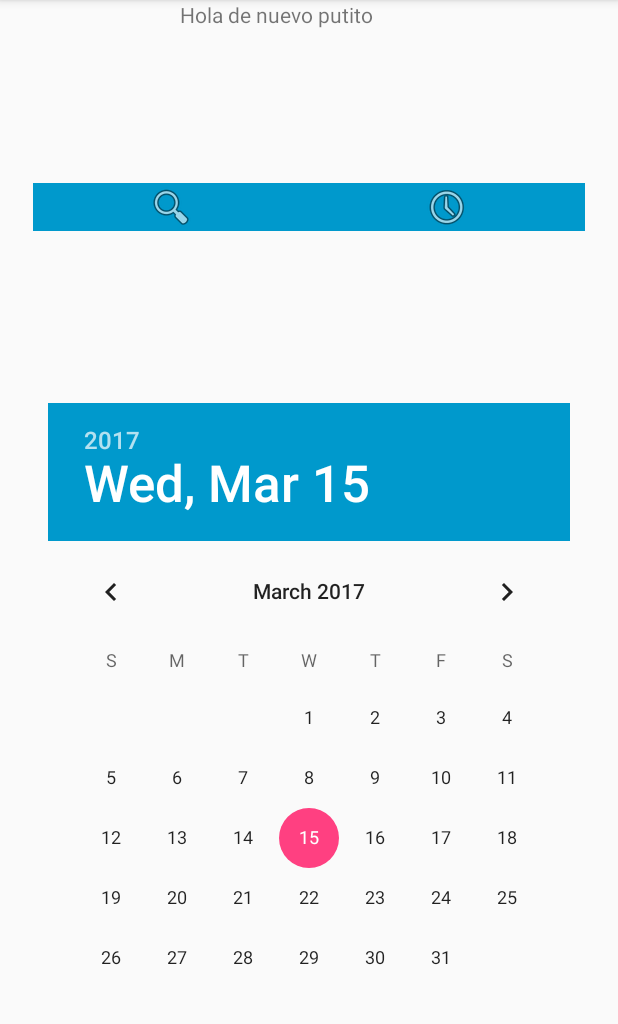
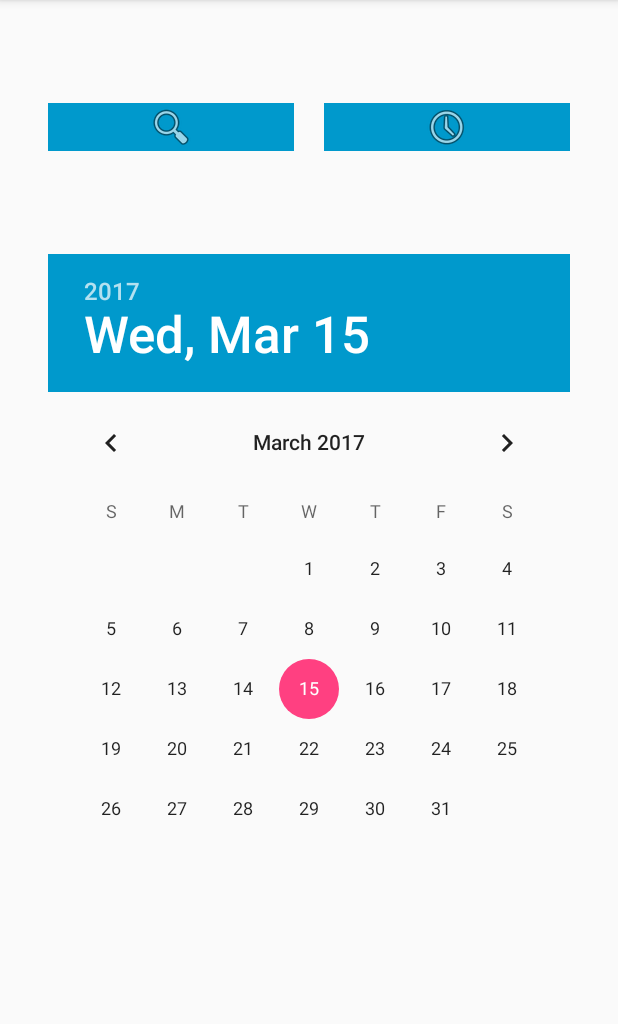
Before and after one commit to Colima-97/Recordatorios_App, an Android app: the screen it shows after launch (MainActivity), on a phone screen of 412 x 824 dp, the part 84-1108 px from its top. Run offline under Robolectric (Android 15) with nearby library versions, the phone set to English and light mode, and no system bars.

Commit message:
Separe los ImageBottons entre si

```diff
--- a/app/src/main/java/cry/who/boy/tec/brandon/com/recordatorios_app/MainActivity.java
+++ b/app/src/main/java/cry/who/boy/tec/brandon/com/recordatorios_app/MainActivity.java
@@ -6,14 +6,9 @@ import android.widget.TextView;
 
 public class MainActivity extends AppCompatActivity {
 
-    TextView campo_text;
-
     @Override
     protected void onCreate(Bundle savedInstanceState) {
         super.onCreate(savedInstanceState);
         setContentView(R.layout.activity_main);
-
-        campo_text=(TextView) findViewById(R.id.texto);
-        campo_text.setText("Hola de nuevo putito");
     }
 }
--- a/app/src/main/res/layout/activity_main.xml
+++ b/app/src/main/res/layout/activity_main.xml
@@ -15,31 +15,23 @@
         app:layout_constraintLeft_toLeftOf="parent"
         app:layout_constraintRight_toRightOf="parent"
         app:layout_constraintTop_toTopOf="parent"
-        app:layout_constraintVertical_bias="0.794" />
-
-    <TextView
-        android:id="@+id/texto"
-        android:layout_width="368dp"
-        android:layout_height="wrap_content"
-        android:gravity="center"
-        android:text="@string/saludo_jose"
-        tools:layout_editor_absoluteX="8dp"
-        tools:layout_editor_absoluteY="0dp" />
+        app:layout_constraintVertical_bias="0.50" />
 
     <LinearLayout
-        android:layout_width="368dp"
-        android:layout_height="44dp"
+        android:layout_width="0dp"
+        android:layout_height="wrap_content"
         android:orientation="horizontal"
         app:layout_constraintBottom_toTopOf="@+id/datePicker"
-        app:layout_constraintTop_toBottomOf="@+id/texto"
-        app:layout_constraintRight_toRightOf="parent"
-        app:layout_constraintLeft_toLeftOf="parent">
+        app:layout_constraintRight_toRightOf="@+id/datePicker"
+        app:layout_constraintLeft_toLeftOf="@+id/datePicker"
+        app:layout_constraintTop_toTopOf="parent">
 
         <ImageButton
             android:id="@+id/SearchButton"
             android:layout_width="wrap_content"
             android:layout_height="wrap_content"
             android:layout_gravity="center_horizontal"
+            android:layout_marginRight="20dp"
             android:background="@android:color/holo_blue_dark"
             android:visibility="visible"
             app:layout_constraintBottom_toTopOf="@+id/datePicker"
--- a/app/src/main/res/values/strings.xml
+++ b/app/src/main/res/values/strings.xml
@@ -1,5 +1,4 @@
 <resources>
     <string name="app_name">Recordatorios App</string>
-    <string name="saludo_jose">Hola José, qué tranza!</string>
 
 </resources>
```
